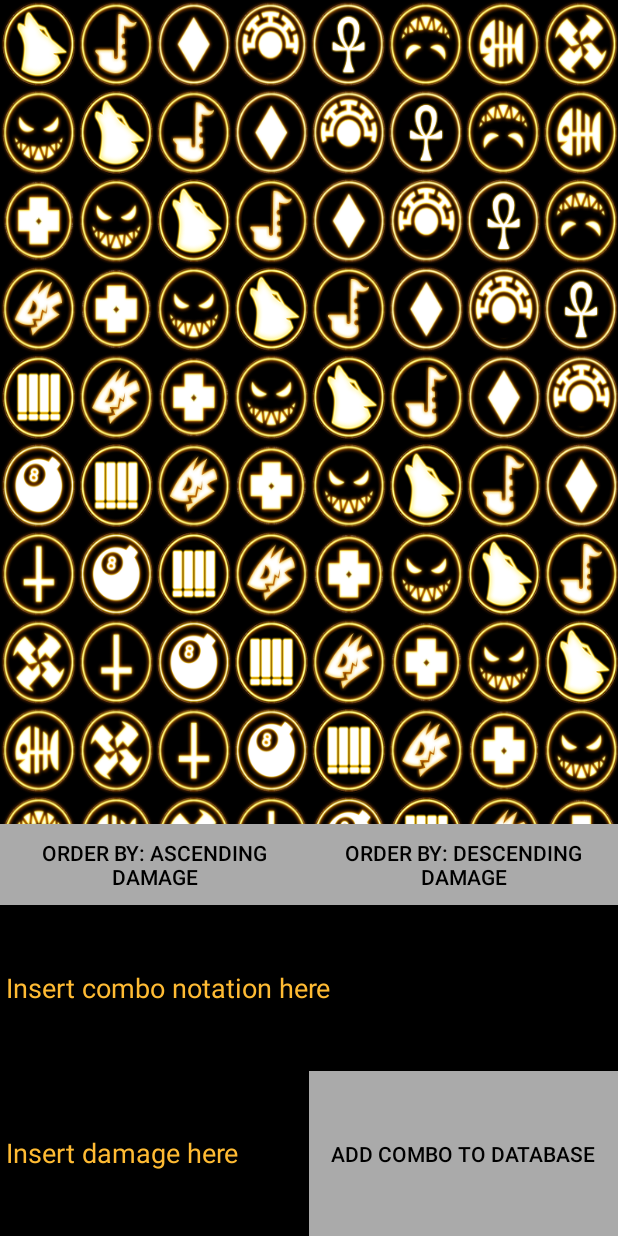
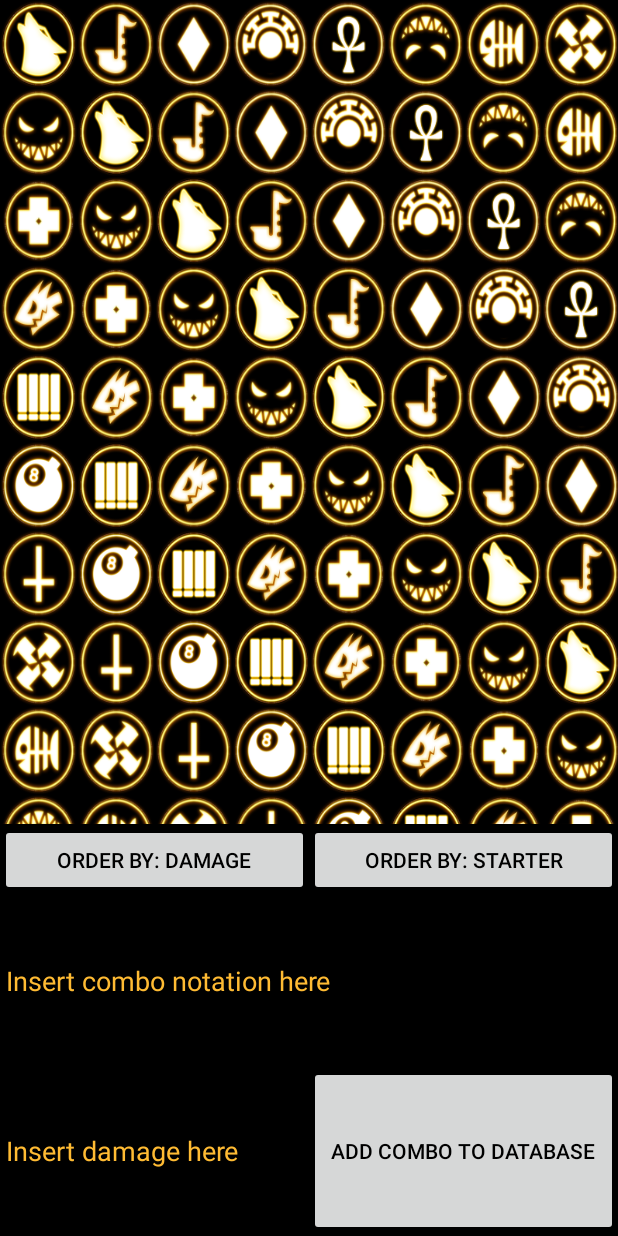
Before and after one commit to RobertoABernasconi/Skullgirls-Combo-Companion, an Android app: the screen it shows after launch (ComboActivity), after a tap on "Squigly", on a phone screen of 412 x 824 dp. Run offline under Robolectric (Android 15) with nearby library versions, the phone set to English and light mode, and no system bars; our stand-ins replace Firebase (no records; nobody signed in at launch, a user with empty details on screens opened directly).

Commit message:
Modificato il sistema di ordinamento della RecyclerView
Le CardView che contengono le combo ora sono di dimensione variabile in base alla combo in input

Resa piu' comoda l'interfaccia per inserire combo

Aggiunto controllo sui danni

```diff
--- a/app/src/main/java/com/example/skullgirlscombocompanion/ComboActivity.kt
+++ b/app/src/main/java/com/example/skullgirlscombocompanion/ComboActivity.kt
@@ -1,10 +1,8 @@
 package com.example.skullgirlscombocompanion
 
-import android.content.Intent
 import android.os.Bundle
 import android.view.View
 import android.widget.EditText
-import android.widget.TextView
 import android.widget.Toast
 import androidx.activity.ComponentActivity
 import androidx.recyclerview.widget.LinearLayoutManager
@@ -14,8 +12,12 @@ class ComboActivity : ComponentActivity() {
     override fun onCreate(savedInstanceState: Bundle?) {
         super.onCreate(savedInstanceState)
         val character: String = intent.getStringExtra("character")!!
-        var comboList: ArrayList<ComboModel>? = DBManager.getInstance().listOfCombos(character)
+        val comboList: ArrayList<ComboModel>? = DBManager.getInstance().listOfCombos(character)
+        var starterMode = "Asc"
+        var damageMode = "Asc"
+
         setContentView(R.layout.activity_combo_view)
+
         val recyclerView = findViewById<RecyclerView>(R.id.ComboRecyclerView)
         recyclerView.layoutManager = LinearLayoutManager(this)
 
@@ -24,39 +26,47 @@ class ComboActivity : ComponentActivity() {
 
         val listener = View.OnClickListener { view ->
             when (view.id){
-                R.id.descending_damage_sort_button -> DBManager.insertionSortDamage(character,"desc")
-                R.id.ascending_damage_sort_button -> DBManager.insertionSortDamage(character,"asc")
+                R.id.starter_sort_button -> {
+                    DBManager.sortByDamage(character, starterMode)
+                    adapter.notifyDataSetChanged() //may be a better way
 
+                    starterMode = if (starterMode == "Asc") {"Desc"} else {"Asc"}
+                }
+                R.id.damage_sort_button -> {
+                    DBManager.sortByStarter(character, damageMode)
+                    adapter.notifyDataSetChanged() //may be a better way
+
+                    damageMode = if (damageMode == "Asc") {"Desc"} else {"Asc"}
+                }
                 R.id.add_combo_to_database_button -> {
+
+                    try {
+                        val damage = findViewById<EditText>(R.id.insert_damage_text).text.toString().toInt()
+                        if(damage in 1..40000) {
                             DBManager.addCombo(
                                 character,
                                 ComboModel(
                                     character,
-                            findViewById<EditText>(R.id.insert_damage_text).text.toString().toInt(),
+                                    damage,
                                     findViewById<EditText>(R.id.insert_notation_text).text.toString()
                                 )
                             )
+                            findViewById<EditText>(R.id.insert_damage_text).setText("")
+                            findViewById<EditText>(R.id.insert_notation_text).setText("")
+                        } else {
+                            Toast.makeText(this, "Couldn't add to DB, damage is not a valid number", Toast.LENGTH_SHORT).show()
+                        }
+                    } catch (e: NumberFormatException) {
+                        Toast.makeText(this, "Couldn't add to DB, damage is not a number", Toast.LENGTH_SHORT).show()
+                    }
                 }
             }
         }
 
-        findViewById<View>(R.id.descending_damage_sort_button).setOnClickListener(listener)
-        findViewById<View>(R.id.ascending_damage_sort_button).setOnClickListener(listener)
+        findViewById<View>(R.id.starter_sort_button).setOnClickListener(listener)
+        findViewById<View>(R.id.damage_sort_button).setOnClickListener(listener)
         findViewById<View>(R.id.add_combo_to_database_button).setOnClickListener(listener)
 
         Toast.makeText(this, character, Toast.LENGTH_SHORT).show()
     }
-
-
-    /* test
-    private fun getCombos(): ArrayList<ComboModel> {
-        //create a List and add all elements from the DB
-        var list: ArrayList<ComboModel> = arrayListOf()
-        val combo1 = ComboModel(intent.getStringExtra("character"),"abc\ndef\nghi\njkl", 8203)
-        val combo2 = ComboModel(intent.getStringExtra("character"),"abc\ndef\nghi\njkl", 8203)
-        list.add(combo1)
-        list.add(combo2)
-        return list
 }
-    */
-}
--- a/app/src/main/res/layout/activity_combo_view.xml
+++ b/app/src/main/res/layout/activity_combo_view.xml
@@ -1,6 +1,5 @@
 <?xml version="1.0" encoding="utf-8"?>
 <LinearLayout xmlns:android="http://schemas.android.com/apk/res/android"
-    xmlns:app="http://schemas.android.com/apk/res-auto"
     xmlns:tools="http://schemas.android.com/tools"
     android:layout_width="match_parent"
     android:layout_height="match_parent"
@@ -29,24 +28,22 @@
             android:weightSum="4">
 
             <Button
-                android:id="@+id/ascending_damage_sort_button"
-                style="?android:attr/buttonBarButtonStyle"
+                android:id="@+id/damage_sort_button"
                 android:layout_width="match_parent"
                 android:layout_height="wrap_content"
                 android:layout_weight="2"
-                android:background="@android:color/darker_gray"
                 android:text="@string/order_by_damage"
-                android:textColor="@color/black" />
+                android:textColor="@color/black"
+                tools:ignore="ButtonStyle" />
 
             <Button
-                android:id="@+id/descending_damage_sort_button"
-                style="?android:attr/buttonBarButtonStyle"
+                android:id="@+id/starter_sort_button"
                 android:layout_width="match_parent"
                 android:layout_height="wrap_content"
                 android:layout_weight="2"
-                android:background="@android:color/darker_gray"
                 android:text="@string/order_by_starter"
-                android:textColor="@color/black" />
+                android:textColor="@color/black"
+                tools:ignore="ButtonStyle" />
         </LinearLayout>
 
         <EditText
@@ -54,8 +51,12 @@
             android:layout_width="match_parent"
             android:layout_height="match_parent"
             android:layout_weight="3"
-            android:text="@string/insert_combo_notation_here"
-            android:textColor="@android:color/holo_orange_light" />
+            android:hint="@string/insert_combo_notation_here"
+            android:importantForAutofill="no"
+            android:inputType="textMultiLine"
+            android:textColor="@android:color/holo_orange_light"
+            android:textColorHint="@android:color/holo_orange_light"
+            tools:ignore="LabelFor" />
 
         <LinearLayout
             android:layout_width="match_parent"
@@ -68,16 +69,18 @@
                 android:layout_width="0dp"
                 android:layout_height="match_parent"
                 android:layout_weight="1"
-                android:text="@string/insert_damage_here"
-                android:textColor="@android:color/holo_orange_light" />
+                android:hint="@string/insert_damage_here"
+                android:importantForAutofill="no"
+                android:textColor="@android:color/holo_orange_light"
+                android:textColorHint="@android:color/holo_orange_light"
+                tools:ignore="LabelFor"
+                android:inputType="numberDecimal" />
 
             <Button
                 android:id="@+id/add_combo_to_database_button"
-                style="?android:attr/buttonBarButtonStyle"
                 android:layout_width="0dp"
                 android:layout_height="match_parent"
                 android:layout_weight="1"
-                android:background="@android:color/darker_gray"
                 android:text="@string/add_combo_to_database"
                 android:textColor="@color/black" />
         </LinearLayout>
--- a/app/src/main/res/layout/combo_card_view_design.xml
+++ b/app/src/main/res/layout/combo_card_view_design.xml
@@ -4,7 +4,7 @@
     xmlns:app="http://schemas.android.com/apk/res-auto"
     xmlns:tools="http://schemas.android.com/tools"
     android:layout_width="match_parent"
-    android:layout_height="100dp"
+    android:layout_height="wrap_content"
     android:layout_margin="2dp"
     app:cardElevation="2dp">
 
--- a/app/src/main/res/values/strings.xml
+++ b/app/src/main/res/values/strings.xml
@@ -18,8 +18,8 @@
     <string name="annie">Annie</string>
     <string name="black_dahlia">Black Dahlia</string>
     <string name="insert_combo_notation_here">Insert combo notation here</string>
-    <string name="order_by_damage">Order by: Ascending damage</string>
-    <string name="order_by_starter">Order by: Descending damage</string>
+    <string name="order_by_damage">Order by: Damage</string>
+    <string name="order_by_starter">Order by: Starter</string>
     <string name="insert_damage_here">Insert damage here</string>
     <string name="add_combo_to_database">Add Combo to database</string>
 </resources>
```
Also changed, not shown: app/src/main/java/com/example/skullgirlscombocompanion/ComboModel.kt (+21 -1 lines), app/src/main/java/com/example/skullgirlscombocompanion/DBManager.kt (+5 -26 lines). Lines whose indentation alone changed are shown as unchanged.
